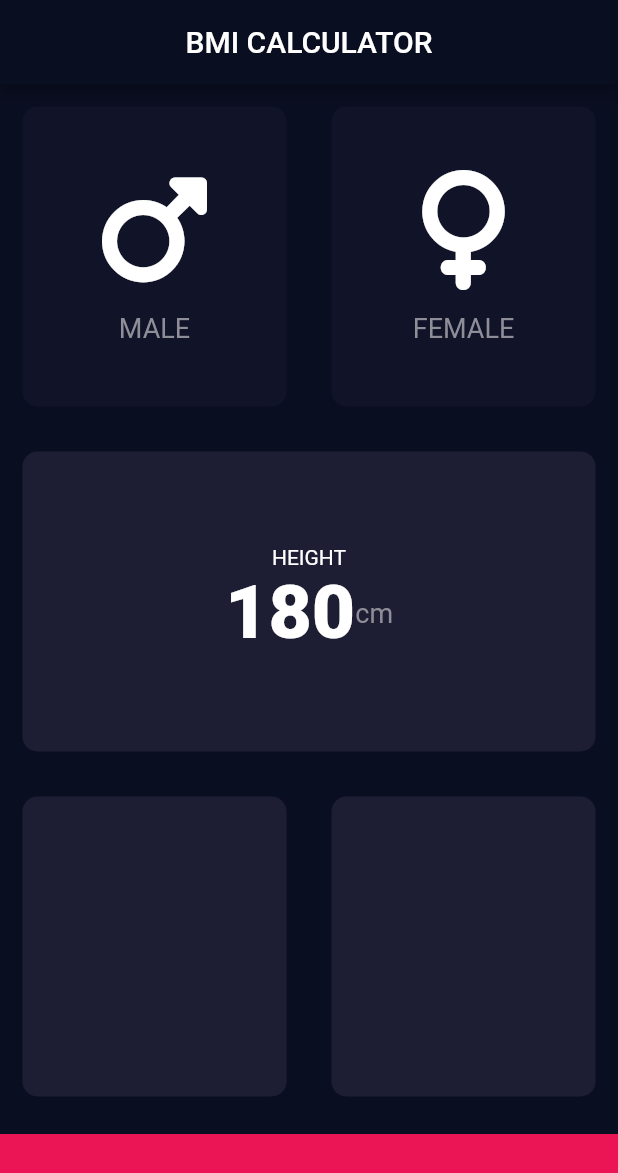
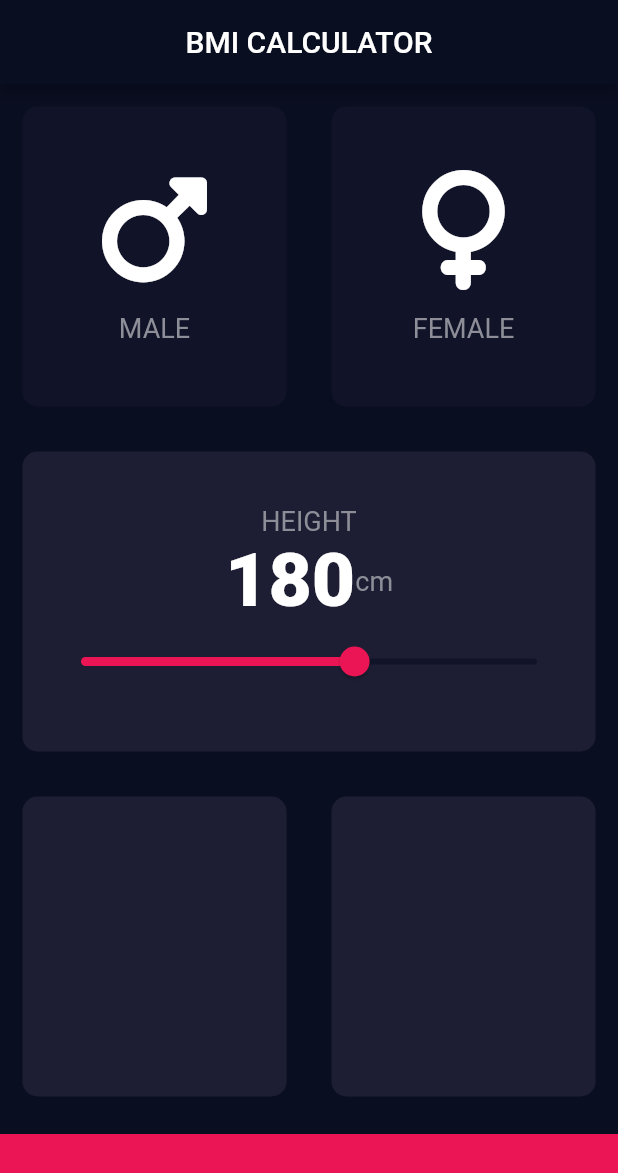
Before and after one commit to TimaevVladislav/flutter_bmi, a Flutter app: the screen it shows after launch, on a phone screen of 412 x 824 dp. Shown: the top 1173 px of the screen. Run offline on Flutter 3.47's test engine with Material 2 defaults, Android fonts, the phone set to English and light mode, and no system bars; our stand-ins replace font_awesome_flutter.

Commit message:
add:height slider

```diff
--- a/lib/screens/input.dart
+++ b/lib/screens/input.dart
@@ -14,6 +14,7 @@ enum Gender { male, female, gender }
 
 class _InputPageState extends State<InputPage> {
   Gender gender = Gender.gender;
+  int height = 180;
 
   @override
   Widget build(BuildContext context) {
@@ -61,15 +62,28 @@ class _InputPageState extends State<InputPage> {
                           color: activeCard,
                           child: Column(
                             mainAxisAlignment: MainAxisAlignment.center,
+                            crossAxisAlignment: CrossAxisAlignment.center,
+                            textBaseline: TextBaseline.alphabetic,
                             children: <Widget>[
-                              Text("HEIGHT"),
+                              Text("HEIGHT", style: titles),
                               Row(
                                 mainAxisAlignment: MainAxisAlignment.center,
                                 children: <Widget>[
-                                  Text("180", style: counterTitle),
+                                  Text(height.toString(), style: counterTitle),
                                   Text("cm", style: titles)
                                 ],
-                              )
+                              ),
+                              Slider(
+                                  value: height.toDouble(),
+                                  min: 120.0,
+                                  max: 220.0,
+                                  activeColor: bottomContainer,
+                                  inactiveColor: inactiveCard,
+                                  onChanged: (double value) {
+                                    setState(() {
+                                      height = value.round();
+                                    });
+                                  })
                             ],
                           ))))
             ],
```
